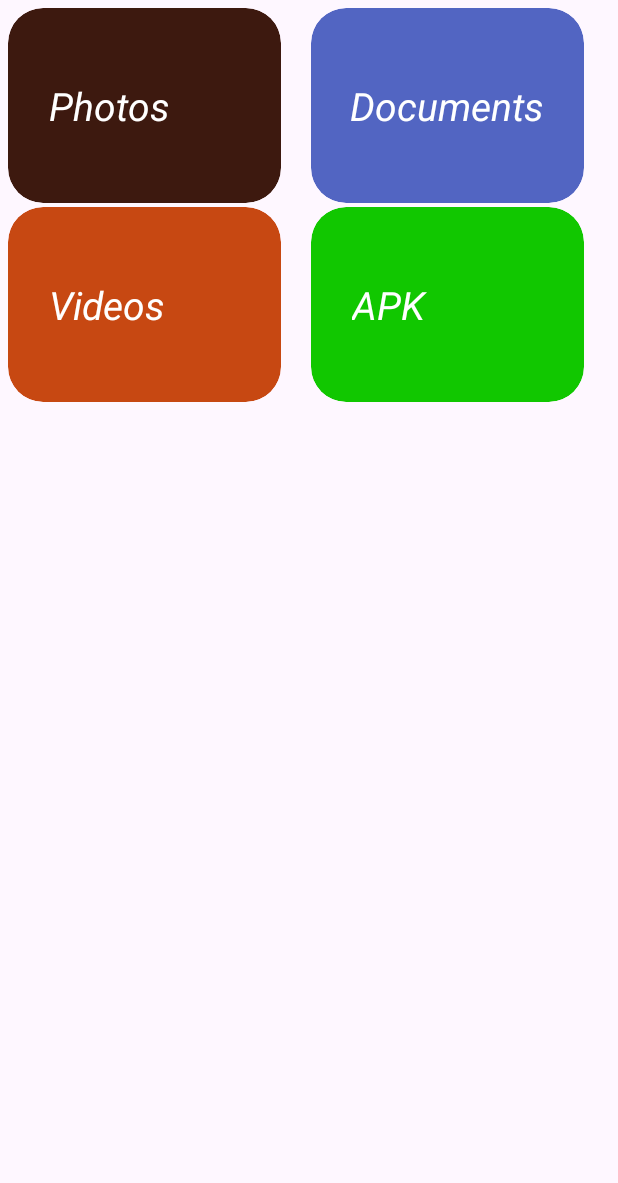
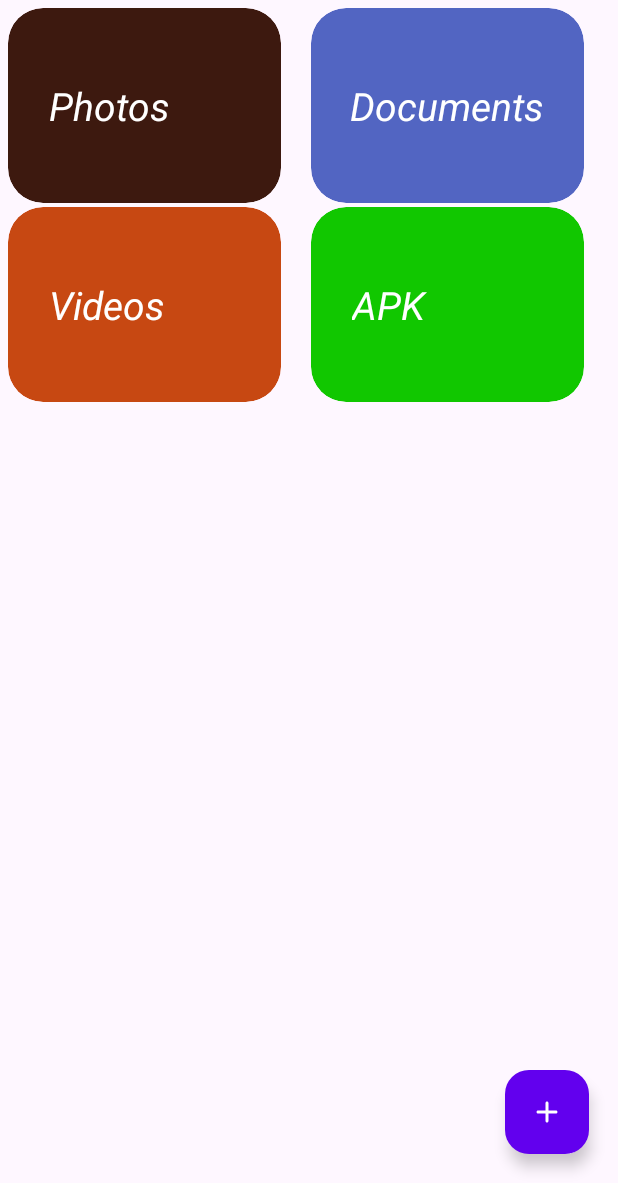
Before and after one commit to prasannakumar2495/HideSecrets, an Android app: the screen it shows after launch (MainActivity), on a phone screen of 412 x 824 dp, the part 53-1236 px from its top. Run offline under Robolectric (Android 15) with nearby library versions, the phone set to English and light mode, and no system bars; our stand-ins replace sdp/ssp sizes.

Commit message:
added popupmenu

```diff
--- a/app/src/main/java/com/hidedata/hidesecrets/ui/MainActivity.kt
+++ b/app/src/main/java/com/hidedata/hidesecrets/ui/MainActivity.kt
@@ -3,11 +3,14 @@ package com.hidedata.hidesecrets.ui
 import android.content.Intent
 import androidx.appcompat.app.AppCompatActivity
 import android.os.Bundle
+import android.widget.PopupMenu
 import android.widget.Toast
 import androidx.biometric.BiometricPrompt
 import androidx.core.content.ContextCompat
 import androidx.recyclerview.widget.GridLayoutManager
 import androidx.recyclerview.widget.RecyclerView
+import com.google.android.material.floatingactionbutton.FloatingActionButton
+import com.hidedata.hidesecrets.R
 import com.hidedata.hidesecrets.adapters.DifferentDataTypeAdapter
 import com.hidedata.hidesecrets.databinding.ActivityMainBinding
 import java.util.concurrent.Executor
@@ -15,6 +18,7 @@ import java.util.concurrent.Executor
 class MainActivity : AppCompatActivity() {
     private lateinit var binding: ActivityMainBinding
     private lateinit var layoutManager: RecyclerView
+    private lateinit var floatingActionButton: FloatingActionButton
     private val myAdapter by lazy {
         DifferentDataTypeAdapter()
     }
@@ -30,8 +34,30 @@ class MainActivity : AppCompatActivity() {
         binding = ActivityMainBinding.inflate(layoutInflater)
         setContentView(binding.root)
 
+        floatingActionButton = binding.mainActivityFloatingActionButton
+        clickOnFloatingActionButton()
+
         userAuthentication()
         createDifferentDataTypeRecyclerView()
+    }
+
+    private fun clickOnFloatingActionButton() {
+        floatingActionButton.setOnClickListener {
+            val popupMenu = PopupMenu(this, it)
+            popupMenu.inflate(R.menu.floating_action_button_menu)
+            popupMenu.setOnMenuItemClickListener { menuItem ->
+                when (menuItem.itemId) {
+                    R.id.addPhotos -> {
+                        Toast.makeText(this, "Photos", Toast.LENGTH_SHORT).show()
+                    }
+                    R.id.addVideos -> {
+                        Toast.makeText(this, "Videos", Toast.LENGTH_SHORT).show()
+                    }
+                }
+                return@setOnMenuItemClickListener true
+            }
+            popupMenu.show()
+        }
     }
 
     private fun userAuthentication() {
--- /dev/null
+++ b/app/src/main/res/drawable/ic_add.xml
@@ -0,0 +1,11 @@
+<vector xmlns:android="http://schemas.android.com/apk/res/android"
+        android:width="24dp"
+        android:height="24dp"
+        android:viewportWidth="24"
+        android:viewportHeight="24"
+    >
+    <path
+        android:fillColor="@android:color/white"
+        android:pathData="M18,13h-5v5c0,0.55 -0.45,1 -1,1s-1,-0.45 -1,-1v-5H6c-0.55,0 -1,-0.45 -1,-1s0.45,-1 1,-1h5V6c0,-0.55 0.45,-1 1,-1s1,0.45 1,1v5h5c0.55,0 1,0.45 1,1s-0.45,1 -1,1z"
+        />
+</vector>
--- a/app/src/main/res/layout/activity_main.xml
+++ b/app/src/main/res/layout/activity_main.xml
@@ -36,4 +36,18 @@
         app:layout_constraintStart_toStartOf="parent"
         app:layout_constraintTop_toBottomOf="@id/mainActivityAppBar"
         />
+
+    <com.google.android.material.floatingactionbutton.FloatingActionButton
+        android:id="@+id/mainActivity_floatingActionButton"
+        android:layout_width="wrap_content"
+        android:layout_height="wrap_content"
+        android:layout_marginEnd="@dimen/_15sdp"
+        android:layout_marginBottom="@dimen/_15sdp"
+        android:backgroundTint="@color/purple_500"
+        android:contentDescription="@string/add_any_type_of_data"
+        android:src="@drawable/ic_add"
+        android:tintMode="@color/white"
+        app:layout_constraintBottom_toBottomOf="parent"
+        app:layout_constraintEnd_toEndOf="parent"
+        />
 </androidx.constraintlayout.widget.ConstraintLayout>
--- /dev/null
+++ b/app/src/main/res/menu/floating_action_button_menu.xml
@@ -0,0 +1,13 @@
+<?xml version="1.0" encoding="utf-8"?>
+<menu xmlns:android="http://schemas.android.com/apk/res/android">
+    <item
+        android:id="@+id/addPhotos"
+        android:enabled="true"
+        android:title="@string/add_photos"
+        />
+    <item
+        android:id="@+id/addVideos"
+        android:enabled="true"
+        android:title="@string/add_videos"
+        />
+</menu>
--- /dev/null
+++ b/app/src/main/res/values/PopUpMenu_Style.xml
@@ -0,0 +1,9 @@
+<?xml version="1.0" encoding="utf-8"?>
+<resources>
+
+    <style name="PopUpMenu_Style"
+           parent="Widget.Material3.PopupMenu">
+        <item name="android:popupBackground">@color/purple_200</item>
+        <item name="android:shape">@drawable/ic_add</item>
+    </style>
+</resources>
--- a/app/src/main/res/values/strings.xml
+++ b/app/src/main/res/values/strings.xml
@@ -51,4 +51,7 @@
     <string name="photos">Photos</string>
     <string name="videos">Videos</string>
     <string name="apk_s">APK\'s</string>
+    <string name="add_any_type_of_data">Add any type of data!</string>
+    <string name="add_photos">Add Photos</string>
+    <string name="add_videos">Add Videos</string>
 </resources>
--- a/app/src/main/res/values/themes.xml
+++ b/app/src/main/res/values/themes.xml
@@ -14,5 +14,6 @@
         <item name="android:statusBarColor">?attr/colorPrimaryVariant
         </item>
         <!-- Customize your theme here. -->
+        <item name="android:popupMenuStyle">@style/PopUpMenu_Style</item>
     </style>
 </resources>
```
Also changed, not shown: app/src/main/res/drawable/popupmenu_shape.xml (added, +8 -0 lines).
